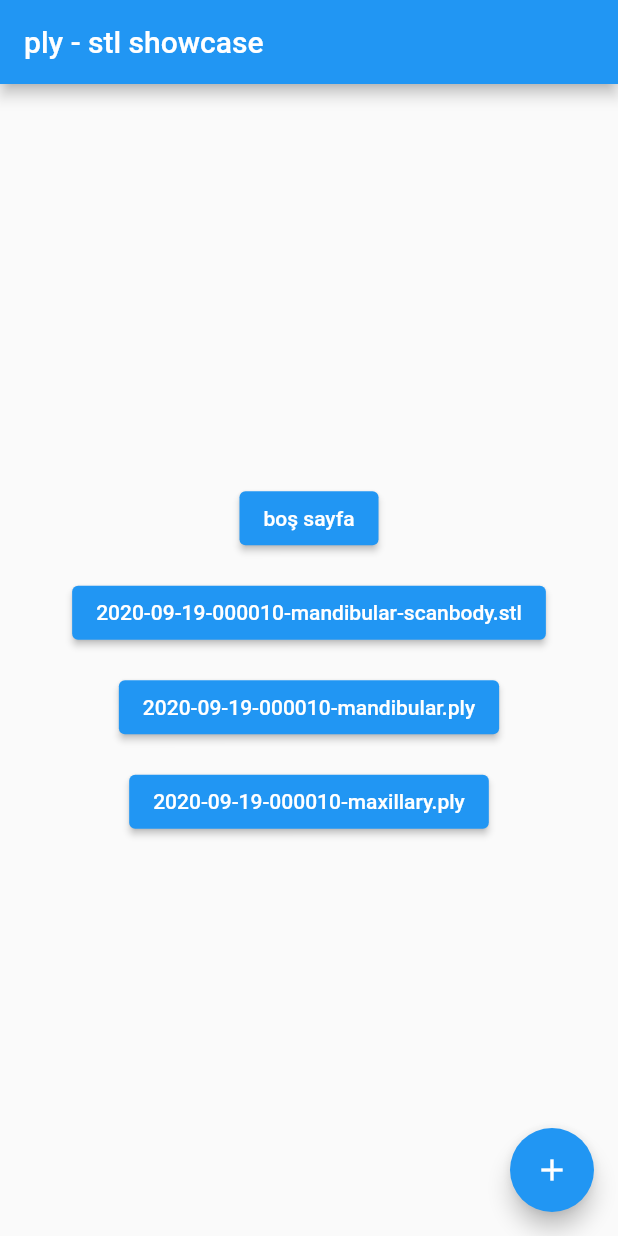
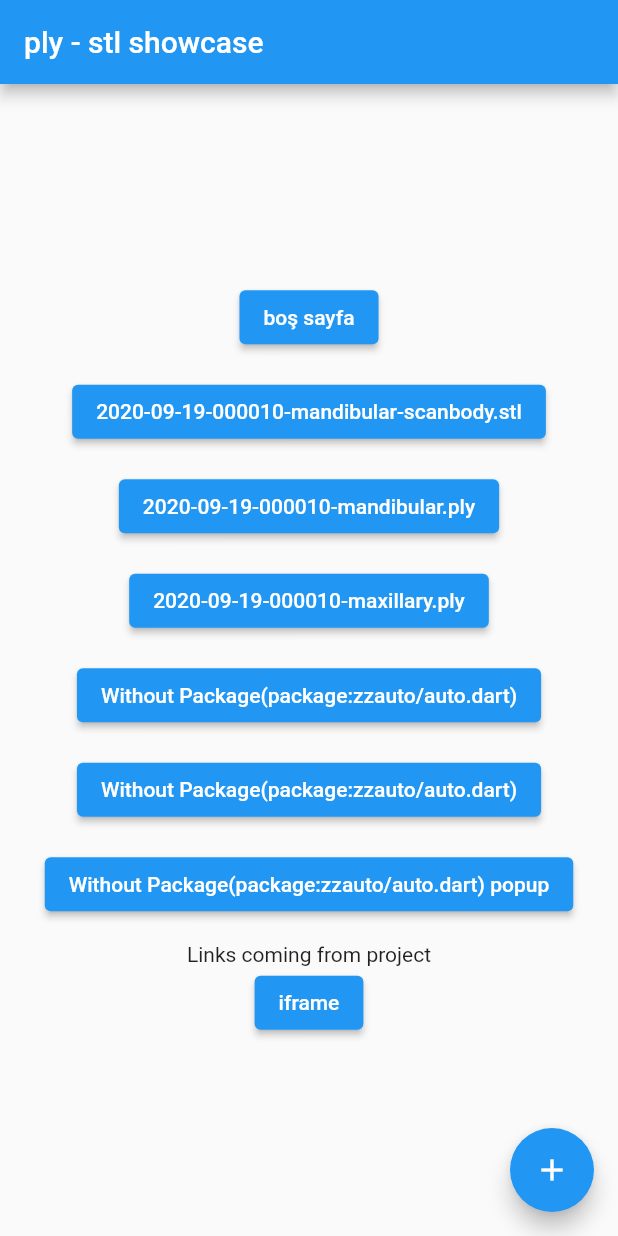
Before and after one commit to gokhankar/plyshowcase, a Flutter app: the screen it shows after launch, after a tap on "boş sayfa", on a phone screen of 412 x 824 dp. Run offline on Flutter 3.47's test engine with Material 2 defaults, Android fonts, the light colour scheme and no system bars; missing offline and left inert: dart:html, dart:js.

Commit message:
iframe added

```diff
--- a/analysis_options.yaml
+++ b/analysis_options.yaml
@@ -27,3 +27,6 @@ linter:
 
 # Additional information about this file can be found at
 # https://dart.dev/guides/language/analysis-options
+analyzer:
+  errors:
+    undefined_prefixed_name: ignore
--- a/lib/main.dart
+++ b/lib/main.dart
@@ -1,8 +1,13 @@
 import 'dart:async';
 
 import 'package:flutter/material.dart';
+import 'package:plyshowcase/ply_view_page.dart';
 import 'package:url_launcher/link.dart';
 import 'package:url_launcher/url_launcher.dart';
+import 'dart:js' as js;
+import 'dart:html' as html;
+
+// ...
 
 void main() {
   runApp(const MyApp());
@@ -29,6 +34,23 @@ class MyHomePage extends StatelessWidget {
     if (!await launchUrl(
       url,
       mode: LaunchMode.externalApplication,
+    )) {
+      throw 'Could not launch $url';
+    }
+  }
+
+  // Future<void> _launchUrl(_url) async {
+  //   if (!await launchUrl(_url)) {
+  //     throw 'Could not launch $_url';
+  //   }
+  // }
+
+  Future<void> _launchInWebViewOrVC(Uri url) async {
+    if (!await launchUrl(
+      url,
+      mode: LaunchMode.inAppWebView,
+      webViewConfiguration: const WebViewConfiguration(
+          headers: <String, String>{'my_header_key': 'my_header_value'}),
     )) {
       throw 'Could not launch $url';
     }
@@ -81,11 +103,69 @@ class MyHomePage extends StatelessWidget {
                 '2020-09-19-000010-maxillary.ply',
               ),
             ),
+            SizedBox(
+              height: 15,
+            ),
+            ElevatedButton(
+              child: Text('Without Package(dart:js)'),
+              onPressed: () {
+                js.context.callMethod('open', [
+                  "https://plytest.netlify.app/?https://yks.tv.tr/teeth/stlply/2020-09-19-000010-maxillary.ply",
+                ]);
+              },
+            ),
+            SizedBox(
+              height: 15,
+            ),
+            ElevatedButton(
+              child: Text('Without Package(dart:html)'),
+              onPressed: () {
+                html.window.open(
+                    "https://plytest.netlify.app/?https://yks.tv.tr/teeth/stlply/2020-09-19-000010-maxillary.ply",
+                    'new tab');
+              },
+            ),
+            SizedBox(
+              height: 15,
+            ),
+            ElevatedButton(
+              child: Text('Without Package(dart:html) popup'),
+              onPressed: () {
+                html.window.open(
+                    "https://plytest.netlify.app/?https://yks.tv.tr/teeth/stlply/2020-09-19-000010-maxillary.ply",
+                    'popup',
+                    'left=100,top=100,width=800,height=600');
+              },
+            ),
+            SizedBox(
+              height: 15,
+            ),
+            Text("Links coming from project"),
+            ElevatedButton(
+              onPressed: () => {
+                Navigator.push(
+                    context,
+                    MaterialPageRoute(
+                        builder: (context) => PlyViewPage(
+                            param:
+                                "https://yks.tv.tr/teeth/stlply/2020-09-19-000010-maxillary.ply")))
+              },
+              child: Text(
+                'iframe',
+              ),
+            ),
           ],
         ),
       ),
       floatingActionButton: FloatingActionButton(
-        onPressed: () {},
+        onPressed: () {
+          Navigator.push(
+              context,
+              MaterialPageRoute(
+                  builder: (context) => PlyViewPage(
+                      param:
+                          "https://yks.tv.tr/teeth/stlply/2020-09-19-000010-maxillary.ply")));
+        },
         tooltip: 'Increment',
         child: const Icon(Icons.add),
       ), // This trailing comma makes auto-formatting nicer for build methods.
```
